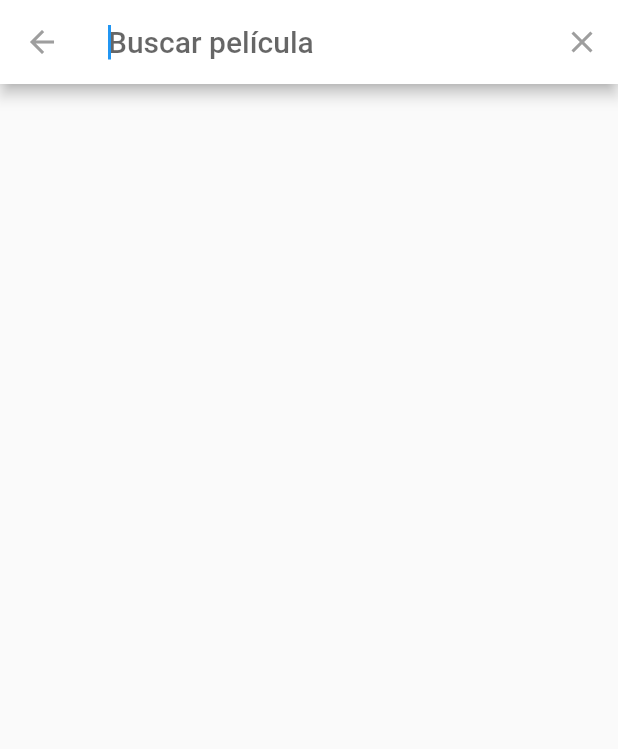
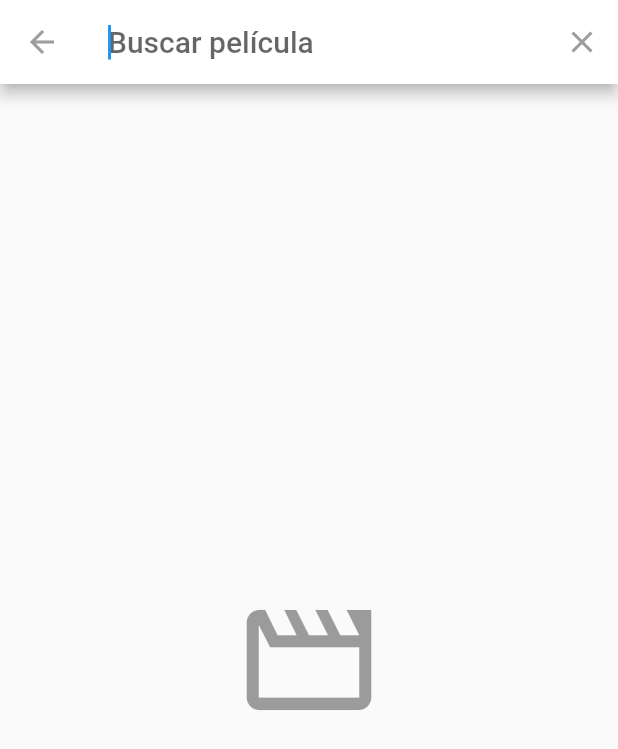
Before and after one commit to JCChamo/peliculas_curso, a Flutter app: the screen it shows after launch, after a tap on the "search" icon, on a phone screen of 412 x 824 dp. Shown: the top 749 px of the screen. Run offline on Flutter 3.47's test engine with Material 2 defaults, Android fonts, the light colour scheme and no system bars; our stand-ins replace auto_size_text, card_swiper; network calls fail.

Commit message:
search finalizado con debouncer

```diff
--- /dev/null
+++ b/lib/helpers/debouncer.dart
@@ -0,0 +1,26 @@
+import 'dart:async';
+// Creditos
+// https://stackoverflow.com/a/52922130/7834829
+
+class Debouncer<T> {
+
+  Debouncer({
+    required this.duration,
+    this.onValue
+  });
+
+  final Duration duration;
+
+  void Function(T value)? onValue;
+
+  T? _value;
+  Timer? _timer;
+
+  T get value => _value!;
+
+  set value(T val) {
+    _value = val;
+    _timer?.cancel();
+    _timer = Timer(duration, () => onValue!(_value!));
+  }
+}
--- a/lib/models/models.dart
+++ b/lib/models/models.dart
@@ -4,3 +4,4 @@ export 'package:peliculas_curso/models/cast.dart';
 export 'package:peliculas_curso/models/movie.dart';
 export 'package:peliculas_curso/models/movies_list_response.dart';
 export 'package:peliculas_curso/models/popular_movies_response.dart';
+export 'package:peliculas_curso/models/search_movies_response.dart';
--- a/lib/models/movie.dart
+++ b/lib/models/movie.dart
@@ -32,6 +32,7 @@ class Movie {
   bool video;
   double voteAverage;
   int voteCount;
+  String? heroId;
 
   get fullPosterPath {
     if (posterPath != null) {
--- /dev/null
+++ b/lib/models/search_movies_response.dart
@@ -0,0 +1,32 @@
+// To parse this JSON data, do
+//
+//     final searchMoviesResponse = searchMoviesResponseFromMap(jsonString);
+
+import 'dart:convert';
+
+import 'package:peliculas_curso/models/models.dart';
+
+class SearchMoviesResponse {
+  SearchMoviesResponse({
+    required this.page,
+    required this.results,
+    required this.totalPages,
+    required this.totalResults,
+  });
+
+  int page;
+  List<Movie> results;
+  int totalPages;
+  int totalResults;
+
+  factory SearchMoviesResponse.fromJson(String str) =>
+      SearchMoviesResponse.fromMap(json.decode(str));
+
+  factory SearchMoviesResponse.fromMap(Map<String, dynamic> json) =>
+      SearchMoviesResponse(
+        page: json["page"],
+        results: List<Movie>.from(json["results"].map((x) => Movie.fromMap(x))),
+        totalPages: json["total_pages"],
+        totalResults: json["total_results"],
+      );
+}
--- a/lib/providers/movies_provider.dart
+++ b/lib/providers/movies_provider.dart
@@ -1,5 +1,8 @@
+import 'dart:async';
+
 import 'package:flutter/cupertino.dart';
 import 'package:http/http.dart' as http;
+import 'package:peliculas_curso/helpers/debouncer.dart';
 import 'package:peliculas_curso/models/models.dart';
 
 class MoviesProvider extends ChangeNotifier {
@@ -11,6 +14,11 @@ class MoviesProvider extends ChangeNotifier {
   List<Movie> popularMovies = [];
   Map<int, List<Cast>> moviesCast = {};
   int _pageNumber = 0;
+
+  final StreamController<List<Movie>> _streamController =
+      StreamController.broadcast();
+  Stream<List<Movie>> get stream => _streamController.stream;
+  final debouncer = Debouncer(duration: const Duration(milliseconds: 500));
 
   MoviesProvider() {
     print('MoviesProvider inicializado');
@@ -29,7 +37,7 @@ class MoviesProvider extends ChangeNotifier {
   getPopularMovies() async {
     _pageNumber++;
     final moviesListResponse = MoviesListResponse.fromJson(
-        await _getJsonData('3/movie/popular', _pageNumber));
+        await _getJsonData('3/movie/popular', page: _pageNumber));
     popularMovies = [...popularMovies, ...moviesListResponse.results];
     notifyListeners();
   }
@@ -42,11 +50,37 @@ class MoviesProvider extends ChangeNotifier {
     return castResponse.cast as List<Cast>;
   }
 
-  Future<String> _getJsonData(String endpoint, [int page = 1]) async {
-    var url = Uri.https(_baseUrl, endpoint,
-        {'api_key': _apiKey, 'language': _language, 'page': '$page'});
+  Future<List<Movie>> getSearchMovies(String query) async {
+    final jsonData = await _getJsonData('3/search/movie', query: query);
+    final searchMovieResponse = SearchMoviesResponse.fromJson(jsonData);
+    return searchMovieResponse.results;
+  }
+
+  Future<String> _getJsonData(String endpoint,
+      {int page = 1, String query = ''}) async {
+    final url = Uri.https(_baseUrl, endpoint, {
+      'api_key': _apiKey,
+      'language': _language,
+      'page': '$page',
+      'query': query
+    });
 
     final response = await http.get(url);
     return response.body;
   }
+
+  void getSuggestionsByQuery(String searchTerm) {
+    debouncer.value = '';
+    debouncer.onValue = (value) async {
+      // print('Tenemos valor a buscar: $value');
+      final results = await getSearchMovies(value);
+      _streamController.add(results);
+    };
+
+    final timer = Timer.periodic(const Duration(milliseconds: 300), (_) {
+      debouncer.value = searchTerm;
+    });
+    Future.delayed(const Duration(milliseconds: 300))
+        .then((value) => timer.cancel());
+  }
 }
--- a/lib/search/search_delegate.dart
+++ b/lib/search/search_delegate.dart
@@ -1,5 +1,7 @@
 import 'package:flutter/material.dart';
 import 'package:peliculas_curso/models/models.dart';
+import 'package:peliculas_curso/providers/providers.dart';
+import 'package:provider/provider.dart';
 
 class MovieSearchDelegate extends SearchDelegate<Movie> {
   @override
@@ -26,6 +28,58 @@ class MovieSearchDelegate extends SearchDelegate<Movie> {
 
   @override
   Widget buildSuggestions(BuildContext context) {
-    return Container();
+    if (query.isEmpty) {
+      return _emptyContainer();
+    }
+
+    final moviesProvider = Provider.of<MoviesProvider>(context, listen: false);
+    moviesProvider.getSuggestionsByQuery(query);
+    return StreamBuilder(
+      stream: moviesProvider.stream,
+      builder: (_, AsyncSnapshot<List<Movie>> snapshot) {
+        if (!snapshot.hasData) {
+          return _emptyContainer();
+        }
+        final movies = snapshot.data;
+        return ListView.builder(
+          itemCount: movies!.length,
+          itemBuilder: (_, int index) {
+            return MovieItem(movies[index], '${movies[index].title}-$index');
+          },
+        );
+      },
+    );
   }
 }
+
+Widget _emptyContainer() {
+  return const Center(
+      child: Icon(Icons.movie_creation_outlined,
+          color: Colors.black38, size: 100));
+}
+
+class MovieItem extends StatelessWidget {
+  final Movie movie;
+  final String heroId;
+
+  const MovieItem(this.movie, this.heroId);
+
+  @override
+  Widget build(BuildContext context) {
+    movie.heroId = heroId;
+    return ListTile(
+      leading: Hero(
+        tag: movie.heroId!,
+        child: FadeInImage(
+            placeholder: const AssetImage('assets/no-image.jpg'),
+            image: NetworkImage(movie.fullPosterPath),
+            width: 50,
+            fit: BoxFit.contain),
+      ),
+      title: Text(movie.title),
+      subtitle: Text(movie.originalTitle),
+      onTap: () =>
+          Navigator.pushNamed(context, 'film-details', arguments: movie),
+    );
+  }
+}
--- a/lib/widgets/card_swiper.dart
+++ b/lib/widgets/card_swiper.dart
@@ -18,7 +18,6 @@ class CardSwiper extends StatelessWidget {
         child: const Center(child: CircularProgressIndicator()),
       );
     }
-
     return Container(
       width: double.infinity,
       height: size.height * 0.5,
@@ -29,9 +28,12 @@ class CardSwiper extends StatelessWidget {
           itemHeight: size.height * 0.4,
           itemBuilder: (_, index) {
             final movie = movies[index];
+            movie.heroId = 'swiper-${movie.id}';
             return GestureDetector(
               onTap: () => Navigator.pushNamed(context, 'film-details',
                   arguments: movie),
+              child: Hero(
+                tag: movie.heroId!,
                 child: ClipRRect(
                   borderRadius: BorderRadius.circular(20),
                   child: FadeInImage(
@@ -39,6 +41,7 @@ class CardSwiper extends StatelessWidget {
                       image: NetworkImage(movie.fullPosterPath),
                       fit: BoxFit.cover),
                 ),
+              ),
             );
           }),
     );
```
Also changed, not shown: lib/screens/film_details_screen.dart (+9 -6 lines), lib/widgets/movie_slider.dart (+12 -3 lines), 19 other files. Lines whose indentation alone changed are shown as unchanged.
